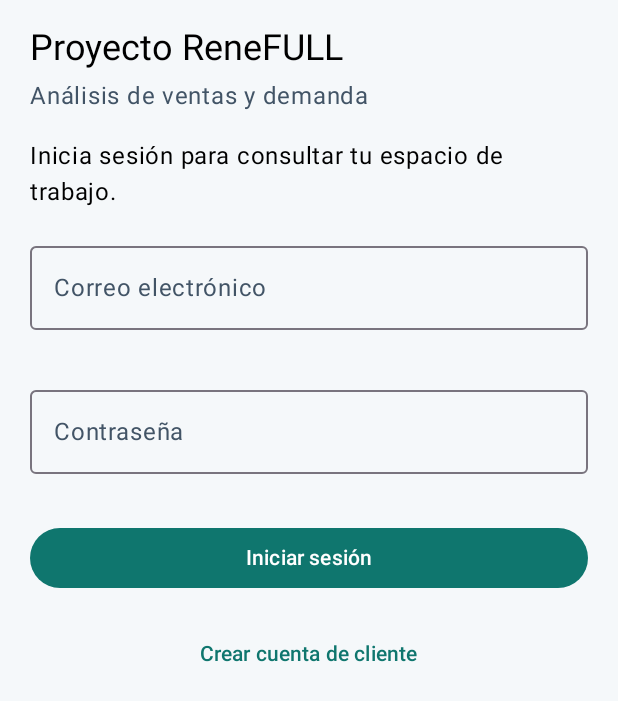
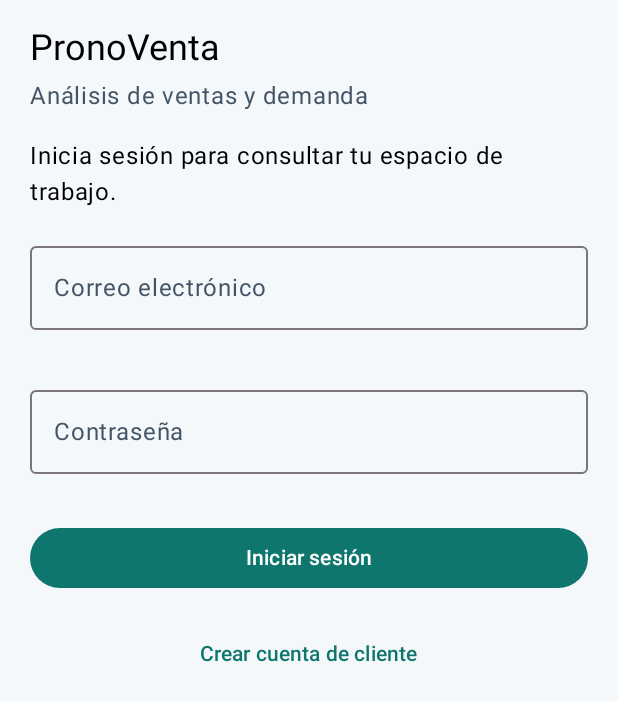
Before and after one commit to AtrTako-dev/ProyectoReneFULL, an Android app built with Jetpack Compose: the screen it shows after launch (MainActivity), on a phone screen of 412 x 824 dp. Shown: the top 701 px of the screen. Run offline under Robolectric (Android 15) with nearby library versions, the phone set to English and light mode, and no system bars.

Commit message:
Ajusta revisión final de fase 5 Android

```diff
--- a/FrontEnd/app/src/main/AndroidManifest.xml
+++ b/FrontEnd/app/src/main/AndroidManifest.xml
@@ -5,7 +5,7 @@
 
     <application
         android:allowBackup="true"
-        android:label="Proyecto ReneFULL"
+        android:label="PronoVenta"
         android:supportsRtl="true"
         android:theme="@android:style/Theme.Material.Light.NoActionBar">
         <activity
--- a/FrontEnd/app/src/main/java/com/proyectorenefull/app/MainActivity.kt
+++ b/FrontEnd/app/src/main/java/com/proyectorenefull/app/MainActivity.kt
@@ -1,14 +1,24 @@
 package com.proyectorenefull.app
 
+import android.content.res.Configuration
 import android.os.Bundle
 import androidx.activity.ComponentActivity
 import androidx.activity.compose.setContent
+import androidx.core.view.WindowCompat
+import androidx.core.view.WindowInsetsControllerCompat
 import com.proyectorenefull.app.view.ProyectoReneApp
 import com.proyectorenefull.app.view.theme.ProyectoReneTheme
 
 class MainActivity : ComponentActivity() {
     override fun onCreate(savedInstanceState: Bundle?) {
         super.onCreate(savedInstanceState)
+        WindowCompat.setDecorFitsSystemWindows(window, false)
+        val modoNoche = resources.configuration.uiMode and Configuration.UI_MODE_NIGHT_MASK
+        val temaOscuro = modoNoche == Configuration.UI_MODE_NIGHT_YES
+        WindowInsetsControllerCompat(window, window.decorView).apply {
+            isAppearanceLightStatusBars = !temaOscuro
+            isAppearanceLightNavigationBars = !temaOscuro
+        }
         setContent {
             ProyectoReneTheme {
                 ProyectoReneApp()
--- a/FrontEnd/app/src/main/java/com/proyectorenefull/app/view/auth/AuthScreens.kt
+++ b/FrontEnd/app/src/main/java/com/proyectorenefull/app/view/auth/AuthScreens.kt
@@ -32,7 +32,7 @@ fun LoginScreen(
     val state by viewModel.state.collectAsStateWithLifecycle()
 
     ScreenLayout(
-        title = "Proyecto ReneFULL",
+        title = "PronoVenta",
         subtitle = "Análisis de ventas y demanda"
     ) {
         Text("Inicia sesión para consultar tu espacio de trabajo.")
--- a/FrontEnd/app/src/main/java/com/proyectorenefull/app/view/client/ClientScreens.kt
+++ b/FrontEnd/app/src/main/java/com/proyectorenefull/app/view/client/ClientScreens.kt
@@ -179,7 +179,7 @@ fun OwnSalesScreen(
 ) {
     ScreenLayout(
         title = "Mis ventas",
-        subtitle = "Solo se consultan los registros de la sesión activa.",
+        subtitle = "Se muestran hasta 500 ventas recientes de la sesión activa.",
         onBack = onBack,
         onExit = onExit,
         exitLabel = if (isPreview) "Salir de la vista previa" else "Cerrar sesión"
--- a/FrontEnd/app/src/main/java/com/proyectorenefull/app/view/components/ScreenLayout.kt
+++ b/FrontEnd/app/src/main/java/com/proyectorenefull/app/view/components/ScreenLayout.kt
@@ -10,7 +10,9 @@ import androidx.compose.foundation.layout.fillMaxSize
 import androidx.compose.foundation.layout.fillMaxWidth
 import androidx.compose.foundation.layout.height
 import androidx.compose.foundation.layout.padding
+import androidx.compose.foundation.layout.navigationBarsPadding
 import androidx.compose.foundation.rememberScrollState
+import androidx.compose.foundation.layout.statusBarsPadding
 import androidx.compose.foundation.verticalScroll
 import androidx.compose.material3.Button
 import androidx.compose.material3.Card
@@ -41,6 +43,8 @@ fun ScreenLayout(
         modifier = Modifier
             .fillMaxSize()
             .background(MaterialTheme.colorScheme.background)
+            .statusBarsPadding()
+            .navigationBarsPadding()
     ) {
         if (onBack != null || onExit != null) {
             Row(
```
Also changed, not shown: FrontEnd/app/src/main/java/com/proyectorenefull/app/data/client/ApiClientRepository.kt (+33 -8 lines), 1 other file.
